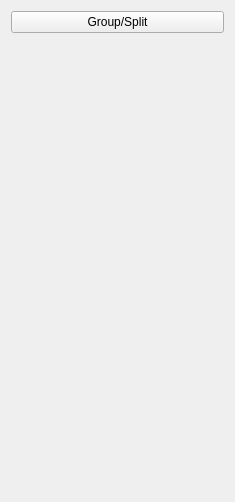
First picture: the form in ui/pg_channel_manager.ui, repository analogdevicesinc/scopy, before the edit.
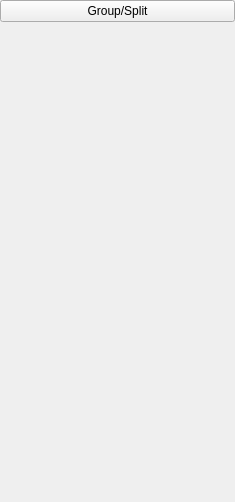
Second picture: the form after the edit.

Diff of the .ui file:
```diff
--- a/ui/pg_channel_manager.ui
+++ b/ui/pg_channel_manager.ui
@@ -17,6 +17,18 @@
    <property name="spacing">
     <number>0</number>
    </property>
+   <property name="leftMargin">
+    <number>0</number>
+   </property>
+   <property name="topMargin">
+    <number>0</number>
+   </property>
+   <property name="rightMargin">
+    <number>0</number>
+   </property>
+   <property name="bottomMargin">
+    <number>0</number>
+   </property>
    <item>
     <widget class="QPushButton" name="groupSplit">
      <property name="text">
```
